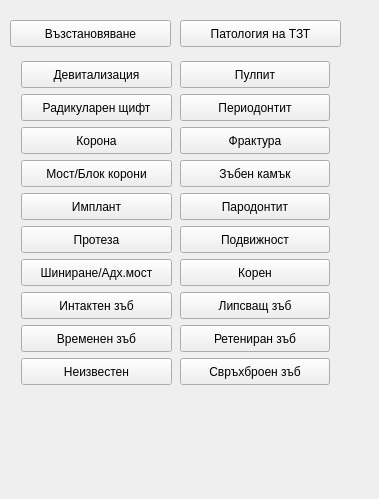
Before: the Qt Designer form src/View/SubWidgets/ControlPanel.ui in thefinalcutbg/DinoDent, drawn with Qt 5.
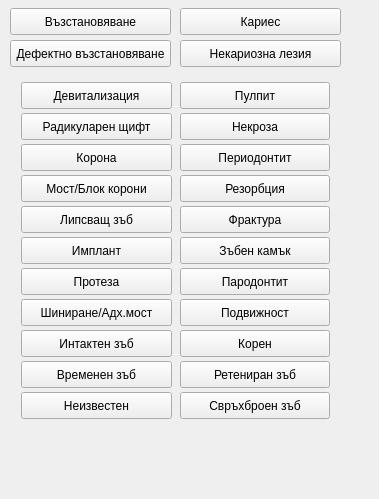
After: the same form once the commit is applied. Custom widgets are drawn as their Qt base class.

Commit message: Tooth class refactored. New statuses implemented but not visualized.

What changed in the file:
```diff
--- a/src/View/SubWidgets/ControlPanel.ui
+++ b/src/View/SubWidgets/ControlPanel.ui
@@ -14,7 +14,7 @@
    <property name="geometry">
     <rect>
      <x>180</x>
-     <y>20</y>
+     <y>8</y>
      <width>161</width>
      <height>27</height>
     </rect>
@@ -44,14 +44,14 @@
     <string notr="true"/>
    </property>
    <property name="text">
-    <string>Патология на ТЗТ</string>
+    <string>Кариес</string>
    </property>
   </widget>
   <widget class="StatusButton" name="Restoration">
    <property name="geometry">
     <rect>
      <x>10</x>
-     <y>20</y>
+     <y>8</y>
      <width>161</width>
      <height>27</height>
     </rect>
@@ -88,9 +88,9 @@
    <property name="geometry">
     <rect>
      <x>10</x>
-     <y>50</y>
+     <y>70</y>
      <width>331</width>
-     <height>351</height>
+     <height>361</height>
     </rect>
    </property>
    <layout class="QHBoxLayout" name="horizontalLayout">
@@ -99,6 +99,9 @@
     </property>
     <item>
      <layout class="QVBoxLayout" name="verticalLayout">
+      <property name="spacing">
+       <number>3</number>
+      </property>
       <item>
        <widget class="StatusButton" name="RootCanal">
         <property name="sizePolicy">
@@ -226,6 +229,37 @@
         </property>
        </widget>
       </item>
+      <item>
+       <widget class="StatusButton" name="Missing">
+        <property name="sizePolicy">
+         <sizepolicy hsizetype="Preferred" vsizetype="Fixed">
+          <horstretch>0</horstretch>
+          <verstretch>0</verstretch>
+         </sizepolicy>
+        </property>
+        <property name="minimumSize">
+         <size>
+          <width>0</width>
+          <height>27</height>
+         </size>
+        </property>
+        <property name="maximumSize">
+         <size>
+          <width>16777215</width>
+          <height>27</height>
+         </size>
+        </property>
+        <property name="toolTip">
+         <string>&lt;html&gt;&lt;head/&gt;&lt;body&gt;&lt;p&gt;Бърз клавиш: E&lt;/p&gt;&lt;/body&gt;&lt;/html&gt;</string>
+        </property>
+        <property name="styleSheet">
+         <string/>
+        </property>
+        <property name="text">
+         <string>Липсващ зъб</string>
+        </property>
+       </widget>
+      </item>
       <item>
        <widget class="StatusButton" name="Implant">
         <property name="sizePolicy">
@@ -410,6 +444,9 @@
     </item>
     <item>
      <layout class="QVBoxLayout" name="verticalLayout_2">
+      <property name="spacing">
+       <number>3</number>
+      </property>
       <item>
        <widget class="StatusButton" name="Pulpitis">
         <property name="sizePolicy">
@@ -441,6 +478,28 @@
         </property>
        </widget>
       </item>
+      <item>
+       <widget class="StatusButton" name="Necrosis">
+        <property name="sizePolicy">
+         <sizepolicy hsizetype="Preferred" vsizetype="Fixed">
+          <horstretch>0</horstretch>
+          <verstretch>27</verstretch>
+         </sizepolicy>
+        </property>
+        <property name="minimumSize">
+         <size>
+          <width>0</width>
+          <height>27</height>
+         </size>
+        </property>
+        <property name="toolTip">
+         <string>&lt;html&gt;&lt;head/&gt;&lt;body&gt;&lt;p&gt;Бърз клавиш: N&lt;/p&gt;&lt;/body&gt;&lt;/html&gt;</string>
+        </property>
+        <property name="text">
+         <string>Некроза</string>
+        </property>
+       </widget>
+      </item>
       <item>
        <widget class="StatusButton" name="ApicalLesion">
         <property name="sizePolicy">
@@ -472,6 +531,34 @@
         </property>
        </widget>
       </item>
+      <item>
+       <widget class="StatusButton" name="Resorption">
+        <property name="sizePolicy">
+         <sizepolicy hsizetype="Preferred" vsizetype="Fixed">
+          <horstretch>0</horstretch>
+          <verstretch>27</verstretch>
+         </sizepolicy>
+        </property>
+        <property name="minimumSize">
+         <size>
+          <width>0</width>
+          <height>27</height>
+         </size>
+        </property>
+        <property name="maximumSize">
+         <size>
+          <width>16777215</width>
+          <height>27</height>
+         </size>
+        </property>
+        <property name="toolTip">
+         <string>&lt;html&gt;&lt;head/&gt;&lt;body&gt;&lt;p&gt;Бърз клавиш: Z&lt;/p&gt;&lt;/body&gt;&lt;/html&gt;</string>
+        </property>
+        <property name="text">
+         <string>Резорбция</string>
+        </property>
+       </widget>
+      </item>
       <item>
        <widget class="StatusButton" name="Fracture">
         <property name="sizePolicy">
@@ -624,37 +711,6 @@
         </property>
        </widget>
       </item>
-      <item>
-       <widget class="StatusButton" name="Missing">
-        <property name="sizePolicy">
-         <sizepolicy hsizetype="Preferred" vsizetype="Fixed">
-          <horstretch>0</horstretch>
-          <verstretch>0</verstretch>
-         </sizepolicy>
-        </property>
-        <property name="minimumSize">
-         <size>
-          <width>0</width>
-          <height>27</height>
-         </size>
-        </property>
-        <property name="maximumSize">
-         <size>
-          <width>16777215</width>
-          <height>27</height>
-         </size>
-        </property>
-        <property name="toolTip">
-         <string>&lt;html&gt;&lt;head/&gt;&lt;body&gt;&lt;p&gt;Бърз клавиш: E&lt;/p&gt;&lt;/body&gt;&lt;/html&gt;</string>
-        </property>
-        <property name="styleSheet">
-         <string/>
-        </property>
-        <property name="text">
-         <string>Липсващ зъб</string>
-        </property>
-       </widget>
-      </item>
       <item>
        <widget class="StatusButton" name="Impacted">
         <property name="sizePolicy">
@@ -724,6 +780,80 @@
     </item>
    </layout>
   </widget>
+  <widget class="StatusButton" name="DefResto">
+   <property name="geometry">
+    <rect>
+     <x>10</x>
+     <y>40</y>
+     <width>161</width>
+     <height>27</height>
+    </rect>
+   </property>
+   <property name="sizePolicy">
+    <sizepolicy hsizetype="Preferred" vsizetype="Fixed">
+     <horstretch>0</horstretch>
+     <verstretch>0</verstretch>
+    </sizepolicy>
+   </property>
+   <property name="minimumSize">
+    <size>
+     <width>0</width>
+     <height>27</height>
+    </size>
+   </property>
+   <property name="maximumSize">
+    <size>
+     <width>16777215</width>
+     <height>27</height>
+    </size>
+   </property>
+   <property name="toolTip">
+    <string>&lt;html&gt;&lt;head/&gt;&lt;body&gt;&lt;p&gt;Бърз клавиш: Y&lt;/p&gt;&lt;/body&gt;&lt;/html&gt;</string>
+   </property>
+   <property name="styleSheet">
+    <string notr="true"/>
+   </property>
+   <property name="text">
+    <string>Дефектно възстановяване</string>
+   </property>
+  </widget>
+  <widget class="StatusButton" name="NonCaries">
+   <property name="geometry">
+    <rect>
+     <x>180</x>
+     <y>40</y>
+     <width>161</width>
+     <height>27</height>
+    </rect>
+   </property>
+   <property name="sizePolicy">
+    <sizepolicy hsizetype="Preferred" vsizetype="Fixed">
+     <horstretch>0</horstretch>
+     <verstretch>0</verstretch>
+    </sizepolicy>
+   </property>
+   <property name="minimumSize">
+    <size>
+     <width>0</width>
+     <height>27</height>
+    </size>
+   </property>
+   <property name="maximumSize">
+    <size>
+     <width>16777215</width>
+     <height>27</height>
+    </size>
+   </property>
+   <property name="toolTip">
+    <string>&lt;html&gt;&lt;head/&gt;&lt;body&gt;&lt;p&gt;Бърз клавиш: U&lt;/p&gt;&lt;/body&gt;&lt;/html&gt;</string>
+   </property>
+   <property name="styleSheet">
+    <string notr="true"/>
+   </property>
+   <property name="text">
+    <string>Некариозна лезия</string>
+   </property>
+  </widget>
  </widget>
  <layoutdefault spacing="6" margin="11"/>
  <customwidgets>
```
Left out of the diff: 2 changed lines with no effect on the pictures. The commit also changes 18 other files.
